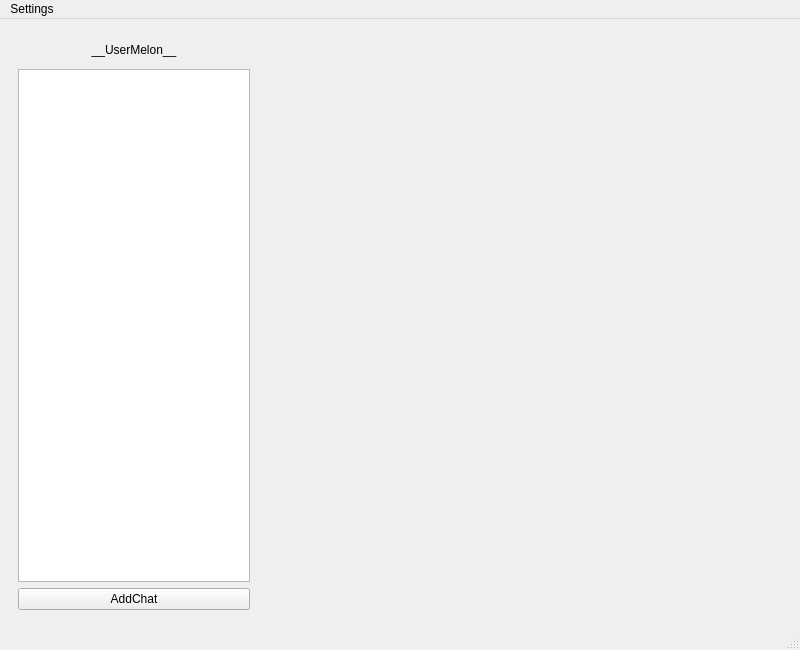
First picture: the form in src/client-desktop/ui/main_window.ui, repository kovdan01/melon, before the edit.
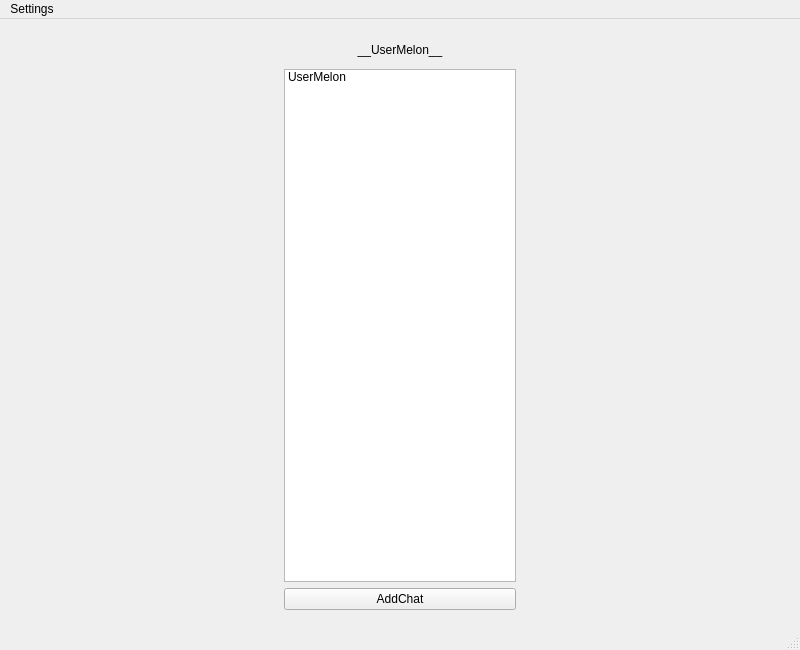
Second picture: the form after the edit.

```diff
--- a/src/client-desktop/ui/main_window.ui
+++ b/src/client-desktop/ui/main_window.ui
@@ -44,7 +44,7 @@
      <height>500</height>
     </size>
    </property>
-   <layout class="QHBoxLayout" name="horizontalLayout_2" stretch="2,5">
+   <layout class="QHBoxLayout" name="horizontalLayout_2" stretch="2,0">
     <item>
      <widget class="QWidget" name="ChatsMenuLayout" native="true">
       <property name="enabled">
@@ -111,6 +111,11 @@
          <property name="resizeMode">
           <enum>QListView::Fixed</enum>
          </property>
+         <item>
+          <property name="text">
+           <string>UserMelon</string>
+          </property>
+         </item>
         </widget>
        </item>
        <item>
@@ -130,7 +135,7 @@
      </widget>
     </item>
     <item>
-     <widget class="QStackedWidget" name="ChatsWidgetStack"/>
+     <layout class="QHBoxLayout" name="ChatPlace"/>
     </item>
    </layout>
   </widget>
```
